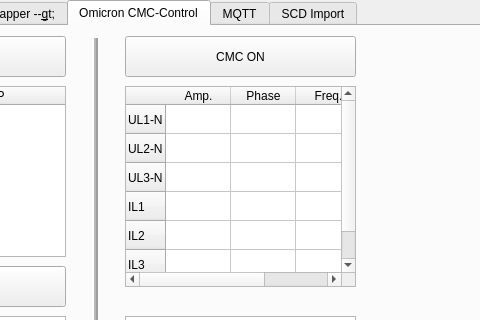
Before: the Qt Designer form Qt_GUI/frm_main.ui in Pfannex/CMC-104_Mapper, drawn with Qt 5; both pictures show x 207 to 687 and y 0 to 320 of the 800 by 600 pixel window.
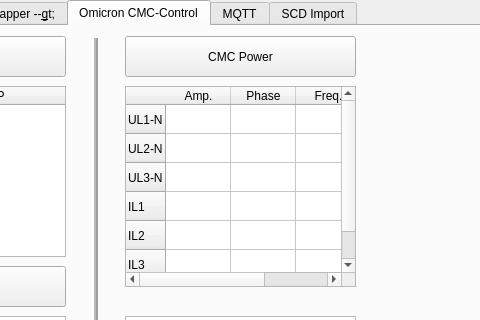
After: the same form once the commit is applied. Icons and pictures are not drawn.

Diff of the .ui file:
```diff
--- a/Qt_GUI/frm_main.ui
+++ b/Qt_GUI/frm_main.ui
@@ -541,7 +541,7 @@
        </rect>
       </property>
       <property name="text">
-       <string>CMC ON</string>
+       <string>CMC Power</string>
       </property>
      </widget>
      <widget class="Line" name="line">
```
